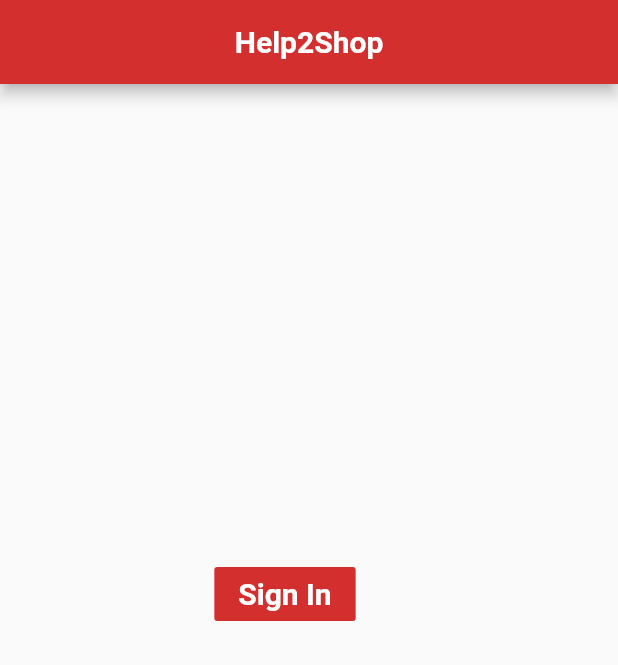
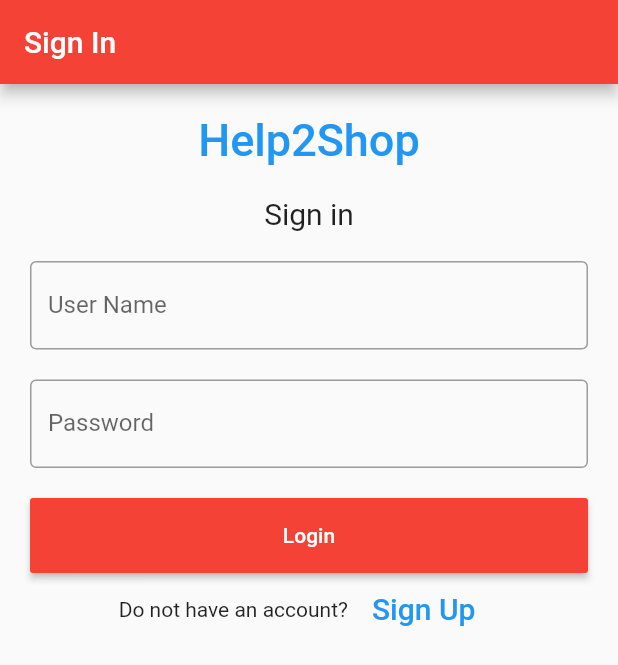
Before and after one commit to SamhithKakarla/Help2Shop, a Flutter app: the screen it shows after launch, on a phone screen of 412 x 824 dp. Shown: the top 665 px of the screen. Run offline on Flutter 3.47's test engine with Material 2 defaults, Android fonts, the phone set to English and light mode, and no system bars.

Commit message:
inital studff

```diff
--- a/lib/main.dart
+++ b/lib/main.dart
@@ -1,46 +1,6 @@
 import 'package:flutter/material.dart';
 
 void main() => runApp(MaterialApp(home: Home()));
-
-class Home extends StatelessWidget {
-  @override
-  Widget build(BuildContext context) {
-    return Scaffold(
-      appBar: AppBar(
-        title: Text(
-          "Help2Shop",
-          style: TextStyle(
-            fontWeight: FontWeight.bold,
-          ),
-        ),
-        centerTitle: true,
-        backgroundColor: Colors.red[700],
-      ),
-      floatingActionButton: Center(
-        child: Column(
-            mainAxisAlignment: MainAxisAlignment.center,
-            crossAxisAlignment: CrossAxisAlignment.center,
-            children: [
-              FlatButton(
-                child: Text(
-                  'Sign In',
-                  style: TextStyle(
-                    fontWeight: FontWeight.bold,
-                    fontSize: 20.0,
-                    color: Colors.white,
-                  ),
-                ),
-                color: Colors.red[700],
-                onPressed: () {
-                  Navigator.push(context,
-                      MaterialPageRoute(builder: (context) => MyApp()));
-                },
-              ),
-            ]),
-      ),
-    );
-  }
-}
 
 class SignIn extends StatelessWidget {
   @override
@@ -369,12 +329,12 @@ class SignedInStoreState extends State<SignedInStore> {
   }
 }
 
-class MyApp extends StatefulWidget {
+class Home extends StatefulWidget {
   @override
   _State createState() => _State();
 }
 
-class _State extends State<MyApp> {
+class _State extends State<Home> {
   TextEditingController nameController = TextEditingController();
   TextEditingController passwordController = TextEditingController();
 
@@ -446,7 +406,7 @@ class _State extends State<MyApp> {
                         FlatButton(
                           textColor: Colors.blue,
                           child: Text(
-                            'Sign in',
+                            'Sign Up',
                             style: TextStyle(fontSize: 20),
                           ),
                           onPressed: () {
```
